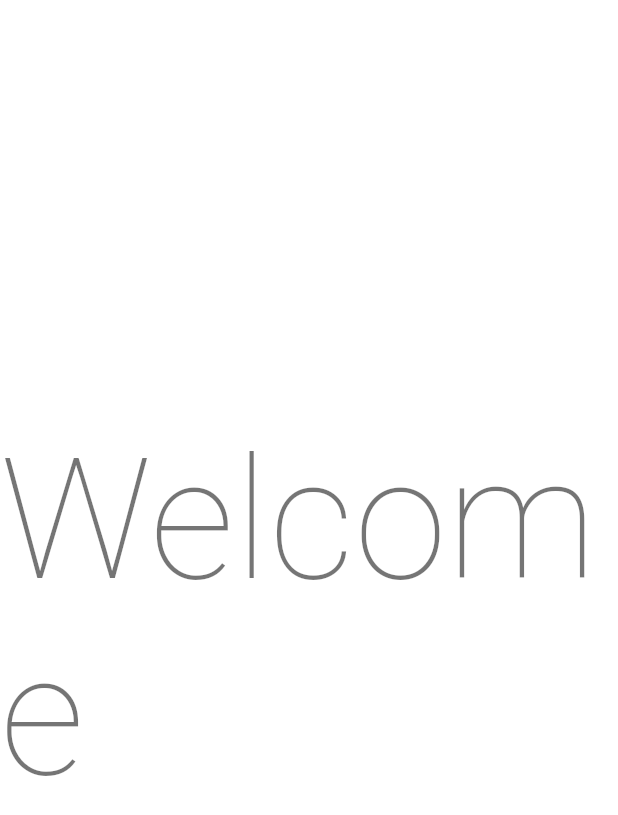
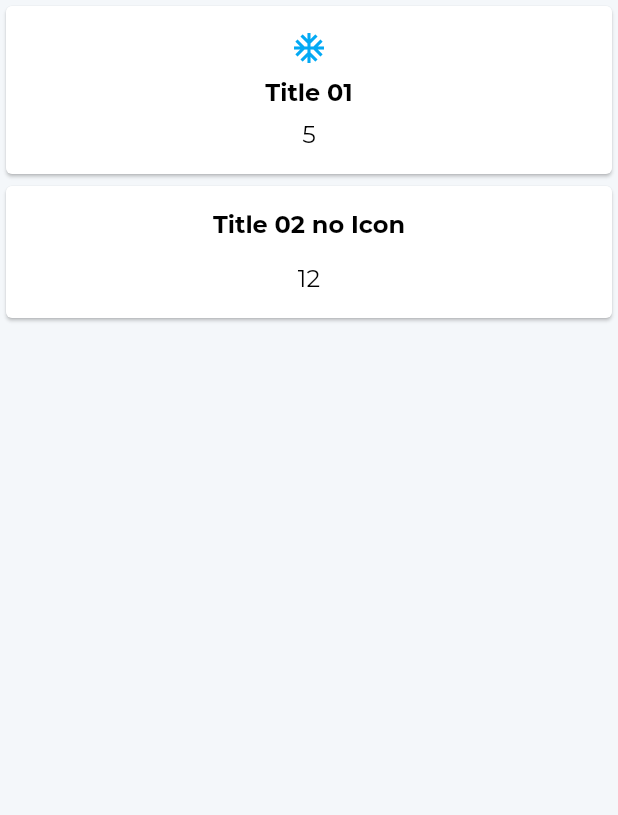
Before and after one commit to boy-warakorn/rmp-flutter, a Flutter app: the screen it shows after launch, on a phone screen of 412 x 824 dp. Shown: the top 815 px of the screen. Run offline on Flutter 3.47's test engine with Material 2 defaults, Android fonts, the phone set to English and light mode, and no system bars; our stand-ins replace google_fonts.

Commit message:
ADD - TitleCard

```diff
--- a/lib/screens/main_screen.dart
+++ b/lib/screens/main_screen.dart
@@ -1,4 +1,5 @@
 import 'package:flutter/material.dart';
+import 'package:rmp_flutter/screens/widget_preview_screen.dart';
 
 class MainScreen extends StatelessWidget {
   static const routeName = '/';
@@ -7,11 +8,6 @@ class MainScreen extends StatelessWidget {
 
   @override
   Widget build(BuildContext context) {
-    return Center(
-      child: Text(
-        "Welcome",
-        style: Theme.of(context).textTheme.headline1,
-      ),
-    );
+    return WidgetPreviewScreen();
   }
 }
--- /dev/null
+++ b/lib/screens/widget_preview_screen.dart
@@ -0,0 +1,28 @@
+import 'package:flutter/material.dart';
+import 'package:rmp_flutter/widgets/general/title_card.dart';
+
+class WidgetPreviewScreen extends StatelessWidget {
+  const WidgetPreviewScreen({Key? key}) : super(key: key);
+
+  @override
+  Widget build(BuildContext context) {
+    return Scaffold(
+      body: SafeArea(
+        child: ListView(children: [
+          TitleCard(
+            title: "Title 01",
+            count: 5,
+            icon: Icon(
+              Icons.ac_unit,
+              color: Colors.lightBlue,
+            ),
+          ),
+          TitleCard(
+            title: "Title 02 no Icon",
+            count: 12,
+          ),
+        ]),
+      ),
+    );
+  }
+}
--- /dev/null
+++ b/lib/widgets/general/title_card.dart
@@ -0,0 +1,67 @@
+import 'package:flutter/material.dart';
+import 'package:rmp_flutter/configs/constants.dart';
+
+class TitleCard extends StatelessWidget {
+  final Icon icon;
+  final String title;
+  final int count;
+
+  const TitleCard({
+    Key? key,
+    this.icon = const Icon(
+      null,
+      size: 0,
+    ),
+    required this.title,
+    required this.count,
+  }) : super(key: key);
+
+  Widget _buildTitle(context) {
+    return Text(
+      this.title,
+      style: Theme.of(context).textTheme.headline4,
+    );
+  }
+
+  Widget _buildCount(context) {
+    return Text(
+      "${this.count}",
+      style: Theme.of(context)
+          .textTheme
+          .headline4
+          ?.copyWith(fontWeight: FontWeight.normal),
+    );
+  }
+
+  List<Widget> _buildContentWithoutIcon(context) {
+    return [
+      _buildTitle(context),
+      kSizedBoxVerticalS,
+      _buildCount(context),
+    ];
+  }
+
+  List<Widget> _buildContentWithIcon(context) {
+    return [
+      this.icon,
+      kSizedBoxVerticalXS,
+      _buildTitle(context),
+      kSizedBoxVerticalXS,
+      _buildCount(context),
+    ];
+  }
+
+  @override
+  Widget build(BuildContext context) {
+    return Card(
+      child: Padding(
+        padding: EdgeInsets.all(kSizeS),
+        child: Column(
+          children: this.icon.icon == null
+              ? _buildContentWithoutIcon(context)
+              : _buildContentWithIcon(context),
+        ),
+      ),
+    );
+  }
+}
```
